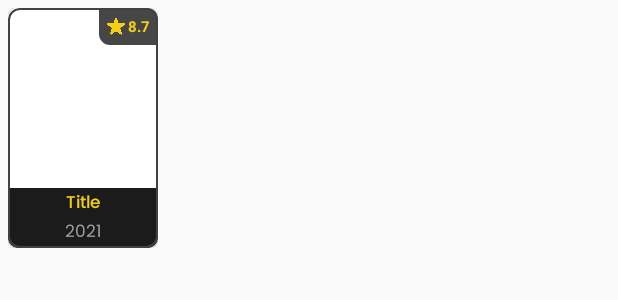
After one commit to muammarahlnn/movie-app, an Android app: the layout item_rv_movie.xml on its own in the app's theme, with its tools: preview values and no code run, on a phone screen of 412 x 824 dp. The commit adds this screen. Shown: the top 300 px of the screen. Run offline under Robolectric (Android 15) with nearby library versions, the phone set to English and light mode, and no system bars.

Commit message:
add MovieFragment's content

```diff
--- /dev/null
+++ b/app/src/main/res/layout/item_rv_movie.xml
@@ -0,0 +1,105 @@
+<?xml version="1.0" encoding="utf-8"?>
+<androidx.constraintlayout.widget.ConstraintLayout
+    xmlns:android="http://schemas.android.com/apk/res/android"
+    xmlns:app="http://schemas.android.com/apk/res-auto"
+    xmlns:tools="http://schemas.android.com/tools"
+    android:layout_width="wrap_content"
+    android:layout_height="wrap_content"
+    android:background="@drawable/bg_card_view"
+    android:layout_margin="5dp">
+
+    <androidx.cardview.widget.CardView
+        android:id="@+id/cardView"
+        android:layout_width="100dp"
+        android:layout_height="160dp"
+
+        app:cardCornerRadius="7dp"
+        android:foreground="@drawable/bg_card_view"
+
+        app:layout_constraintBottom_toBottomOf="parent"
+        app:layout_constraintEnd_toEndOf="parent"
+        app:layout_constraintStart_toStartOf="parent"
+        app:layout_constraintTop_toTopOf="parent">
+
+        <androidx.constraintlayout.widget.ConstraintLayout
+            android:layout_width="match_parent"
+            android:layout_height="match_parent">
+
+            <ImageView
+                android:id="@+id/iv_poster_item_movie"
+                android:layout_width="match_parent"
+                android:layout_height="120dp"
+                android:scaleType="centerCrop"
+                app:layout_constraintEnd_toEndOf="parent"
+                app:layout_constraintStart_toStartOf="parent"
+                app:layout_constraintTop_toTopOf="parent"
+                tools:src="@color/white" />
+
+            <LinearLayout
+                android:layout_width="wrap_content"
+                android:layout_height="wrap_content"
+                android:background="@drawable/bg_vote_gray"
+                android:gravity="center"
+                android:orientation="horizontal"
+                android:padding="5dp"
+                app:layout_constraintEnd_toEndOf="parent"
+                app:layout_constraintTop_toTopOf="parent">
+
+                <ImageView
+                    android:layout_width="12dp"
+                    android:layout_height="12dp"
+                    android:layout_marginEnd="2dp"
+                    android:src="@drawable/ic_star" />
+
+                <TextView
+                    android:id="@+id/tv_vote_item_movie"
+                    android:layout_width="wrap_content"
+                    android:layout_height="wrap_content"
+                    android:text="8.7"
+                    android:textColor="@color/yellow_primary"
+                    android:textSize="10sp"
+                    android:textStyle="bold" />
+
+            </LinearLayout>
+
+
+            <LinearLayout
+                android:layout_width="match_parent"
+                android:layout_height="40dp"
+                android:gravity="center"
+                android:orientation="vertical"
+                android:background="@color/black_primary"
+                app:layout_constraintBottom_toBottomOf="parent"
+                app:layout_constraintEnd_toEndOf="parent"
+                app:layout_constraintStart_toStartOf="parent"
+                app:layout_constraintTop_toBottomOf="@+id/iv_poster_item_movie">
+
+                <TextView
+                    android:id="@+id/tv_title_item_movie"
+                    android:layout_width="wrap_content"
+                    android:layout_height="wrap_content"
+                    android:lines="1"
+                    android:maxLength="15"
+                    android:textSize="11sp"
+                    android:textColor="@color/yellow_primary"
+                    android:fontFamily="@font/poppins_medium"
+                    tools:text="Title" />
+
+                <TextView
+                    android:id="@+id/tv_year_released_item_movie"
+                    android:layout_width="wrap_content"
+                    android:layout_height="wrap_content"
+                    android:lines="1"
+                    android:textSize="11sp"
+                    android:textColor="@color/gray"
+                    android:fontFamily="@font/poppins_regular"
+                    tools:text="2021"/>
+
+
+            </LinearLayout>
+
+        </androidx.constraintlayout.widget.ConstraintLayout>
+
+    </androidx.cardview.widget.CardView>
+
+</androidx.constraintlayout.widget.ConstraintLayout>
```
Also changed, not shown: app/src/main/java/com/ardnn/movieapp/fragments/MovieFragment.java (+64 -3 lines), app/src/main/res/layout/fragment_movie.xml (+10 -14 lines).
